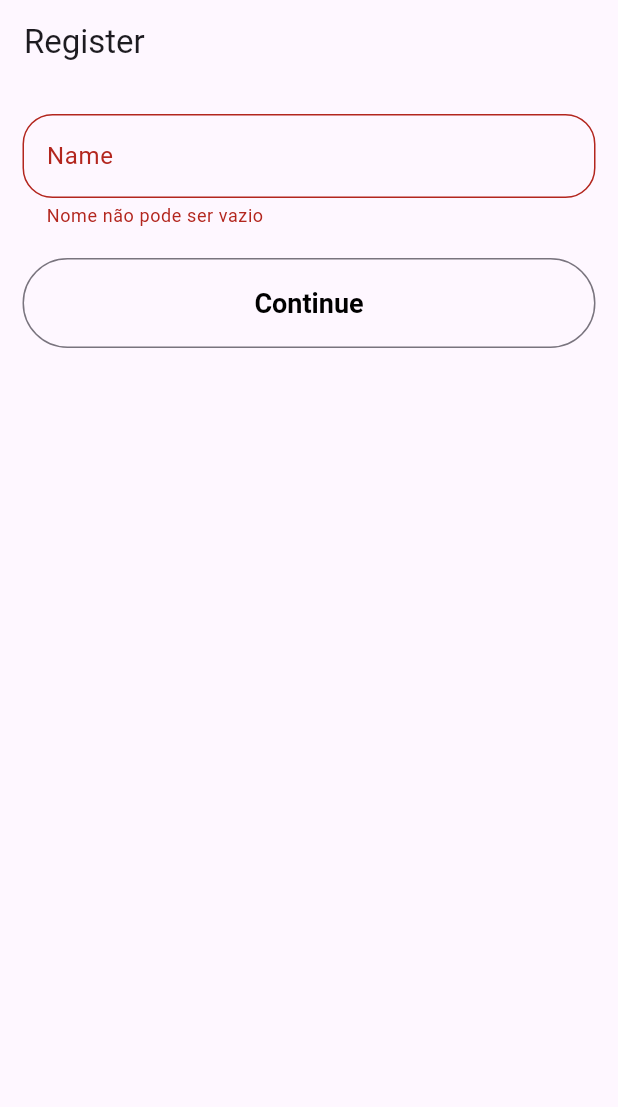
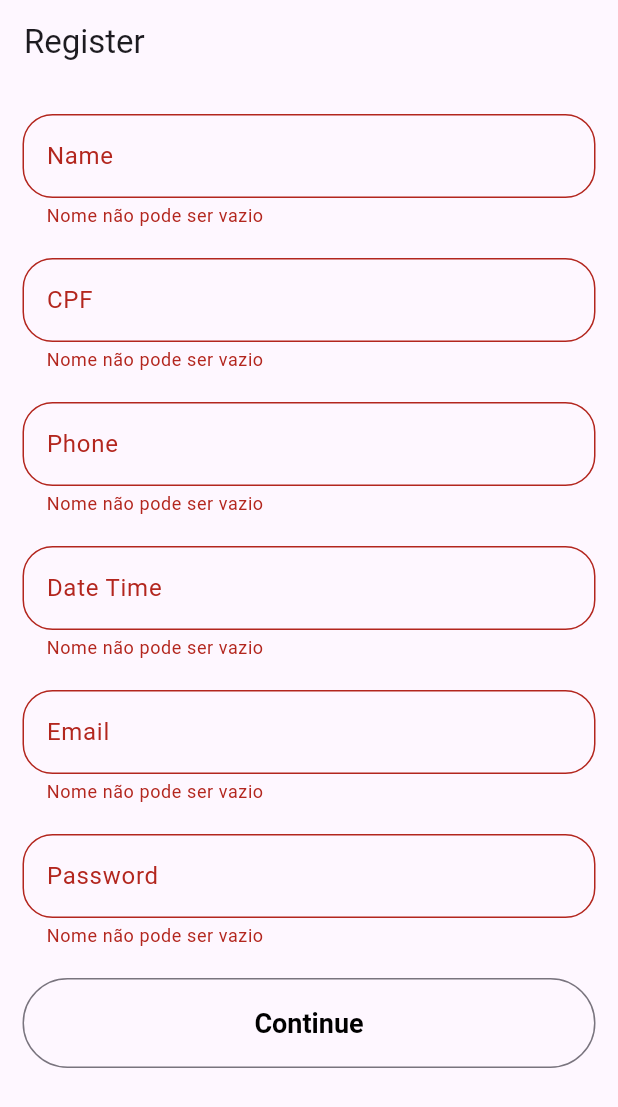
Before and after one commit to GilsonAndre/form_validade, a Flutter app: the screen it shows after launch, after a tap on "Continue", on a phone screen of 412 x 824 dp. Shown: the top 1107 px of the screen. Run offline on Flutter 3.47's test engine with Material 3 defaults, Android fonts, the phone set to English and light mode, and no system bars; our stand-ins replace mask_text_input_formatter.

Commit message:
done all the text form field

```diff
--- a/lib/register_page.dart
+++ b/lib/register_page.dart
@@ -7,13 +7,18 @@ class RegisterPage extends StatelessWidget {
   final formKey = GlobalKey<FormState>();
   @override
   Widget build(BuildContext context) {
-    MaskTextInputFormatter maskBrazilianCpf = MaskTextInputFormatter(mask: '###.###.###-##');
-    MaskTextInputFormatter maskDateTime = MaskTextInputFormatter(mask: '##/##/####');
-    MaskTextInputFormatter maskBrazilianPhone = MaskTextInputFormatter(mask: '(##)#####-####');
+    MaskTextInputFormatter maskBrazilianCpf =
+        MaskTextInputFormatter(mask: '###.###.###-##');
+    MaskTextInputFormatter maskDateTime =
+        MaskTextInputFormatter(mask: '##/##/####');
+    MaskTextInputFormatter maskBrazilianPhone =
+        MaskTextInputFormatter(mask: '(##)#####-####');
 
     RegExp regexEmail = RegExp(r'^[\w-\.]+@([\w-]+\.)+[\w-]{2,4}$');
-    RegExp regexPassword = RegExp(r'^(?=.*\d)(?=.*[a-z])(?=.*[A-Z])(?=.*[a-zA-Z]).{8,}$');
-    RegExp regexDateTime = RegExp(r'^(0[1-9]|[12][0-9]|3[01])/(0[1-9]|1[012])/[12][0-9]{3}$');
+    RegExp regexPassword =
+        RegExp(r'^(?=.*\d)(?=.*[a-z])(?=.*[A-Z])(?=.*[a-zA-Z]).{8,}$');
+    RegExp regexDateTime =
+        RegExp(r'^(0[1-9]|[12][0-9]|3[01])/(0[1-9]|1[012])/[12][0-9]{3}$');
     return Scaffold(
       appBar: AppBar(
         title: const Text(Strings.register),
@@ -32,13 +37,95 @@ class RegisterPage extends StatelessWidget {
                     hintText: Strings.hintName,
                     label: Text(Strings.hintName),
                   ),
+                  validator: (value) {
+                    if (value!.isEmpty) {
+                      return 'Nome não pode ser vazio';
+                    }
+                    return null;
+                  },
+                ),
+                const SizedBox(height: 20),
+                TextFormField(
+                  autovalidateMode: AutovalidateMode.onUserInteraction,
+                  keyboardType: TextInputType.number,
+                  decoration: const InputDecoration(
+                    hintText: Strings.hintBrazilianCpf,
+                    label: Text(Strings.hintBrazilianCpf),
+                  ),
+                  inputFormatters: [maskBrazilianCpf],
+                  validator: (value) {
+                    if (value!.isEmpty) {
+                      return 'Nome não pode ser vazio';
+                    }
+                    return null;
+                  },
+                ),
+                const SizedBox(height: 20),
+                TextFormField(
+                  autovalidateMode: AutovalidateMode.onUserInteraction,
+                  keyboardType: TextInputType.number,
+                  decoration: const InputDecoration(
+                    hintText: Strings.hintPhone,
+                    label: Text(Strings.hintPhone),
+                  ),
+                  inputFormatters: [maskBrazilianPhone],
+                  validator: (value) {
+                    if (value!.isEmpty) {
+                      return 'Nome não pode ser vazio';
+                    }
+                    return null;
+                  },
+                ),
+                const SizedBox(height: 20),
+                TextFormField(
+                  autovalidateMode: AutovalidateMode.onUserInteraction,
+                  keyboardType: TextInputType.datetime,
+                  decoration: const InputDecoration(
+                    hintText: Strings.hintDateTime,
+                    label: Text(Strings.hintDateTime),
+                  ),
                   inputFormatters: [maskDateTime],
                   validator: (value) {
                     if (value!.isEmpty) {
                       return 'Nome não pode ser vazio';
                     }
                     if (!regexDateTime.hasMatch(value)) {
-                      return 'Invalid date';
+                      return '';
+                    }
+                    return null;
+                  },
+                ),
+                const SizedBox(height: 20),
+                TextFormField(
+                  autovalidateMode: AutovalidateMode.onUserInteraction,
+                  keyboardType: TextInputType.emailAddress,
+                  decoration: const InputDecoration(
+                    hintText: Strings.hintEmail,
+                    label: Text(Strings.hintEmail),
+                  ),
+                  validator: (value) {
+                    if (value!.isEmpty) {
+                      return 'Nome não pode ser vazio';
+                    }
+                    if (!regexEmail.hasMatch(value)) {
+                      return '1';
+                    }
+                    return null;
+                  },
+                ),
+                const SizedBox(height: 20),
+                TextFormField(
+                  autovalidateMode: AutovalidateMode.onUserInteraction,
+                  decoration: const InputDecoration(
+                    hintText: Strings.hintPassword,
+                    label: Text(Strings.hintPassword),
+                  ),
+                  validator: (value) {
+                    if (value!.isEmpty) {
+                      return 'Nome não pode ser vazio';
+                    }
+                    if (!regexPassword.hasMatch(value)) {
+                      return '';
                     }
                     return null;
                   },
--- a/lib/resources/strings.dart
+++ b/lib/resources/strings.dart
@@ -1,12 +1,22 @@
 class Strings {
   static const register = 'Register';
 
-  //HINT TEXT
+  //HINT TEXT in english
   static const hintName = 'Name';
-  // static const hint = '';
-  // static const hint = '';
-  // static const hint = '';
-  // static const hint = '';
+  static const hintBrazilianCpf = 'CPF';
+  static const hintPhone = 'Phone';
+  static const hintDateTime = 'Date Time';
+  static const hintEmail = 'Email';
+  static const hintPassword = 'Password';
   static const buttonContinue = 'Continue';
 
+  //Nome em portugues
+  static const hintNome = 'Nome';
+  static const hintCpf = 'CPF';
+  static const hintTelefone = 'Telefone';
+  static const hintDateNascimento = 'Date de Nascimento';
+  static const hintEmaill = 'Email';
+  static const hintSenha = 'Senha';
+  static const buttonContinuar = 'Continuar';
+
 }
```
